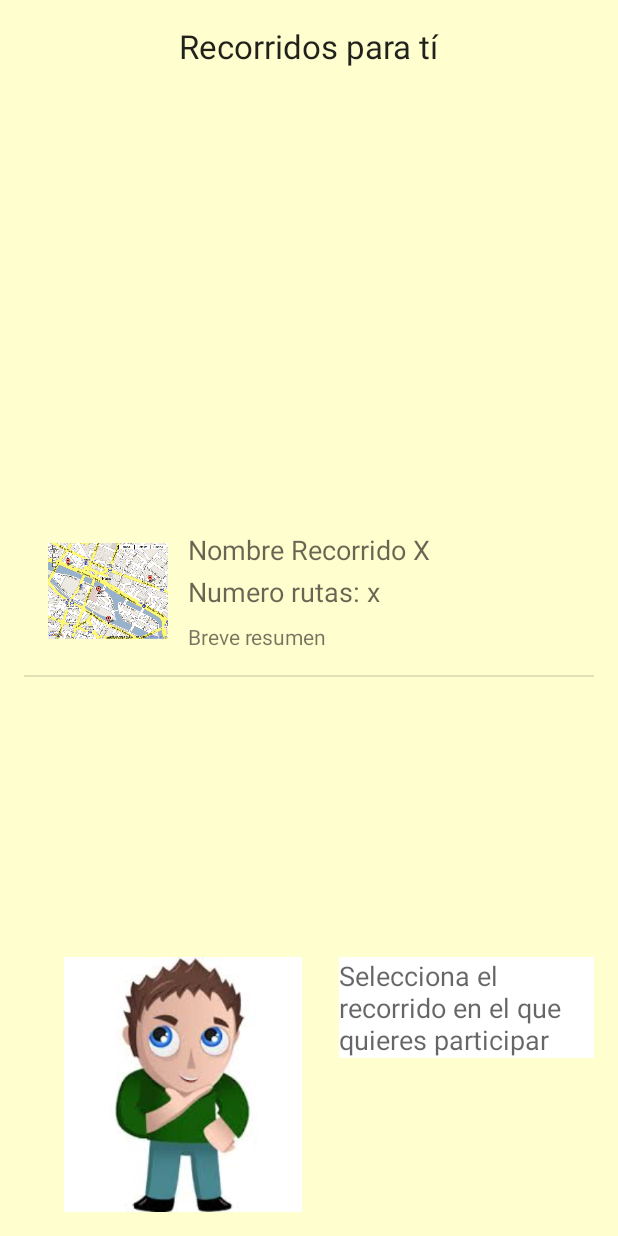
After one commit to lrdzero/TFG, an Android app: the RecorridosParaUsuario screen opened directly, with no data from a screen before it, on a phone screen of 412 x 824 dp. The commit adds this screen. Run offline under Robolectric (Android 15) with nearby library versions, the phone set to English and light mode, and no system bars.

Commit message:
Con parte de seleccion de recorrido

```diff
--- /dev/null
+++ b/app/src/main/java/com/example/lrdzero/tfg/DatosRyR.java
@@ -0,0 +1,41 @@
+package com.example.lrdzero.tfg;
+
+import android.graphics.drawable.Drawable;
+
+/**
+ * Created by lrdzero on 03/08/2015.
+ */
+public class DatosRyR {
+
+    private String name;
+    private String number;
+    private String description;
+    private String other;
+    private int image;
+
+
+    public DatosRyR(){
+
+    }
+
+    public DatosRyR(String aName, String aNumber, String aDescription, String anOther){
+        this.name=aName;
+        this.number=aNumber;
+        this.description=aDescription;
+        this.other=anOther;
+        this.image = R.drawable.f0907;
+
+    }
+
+
+
+    public String getName(){
+        return name;
+    }
+    public String getNumber(){return number;}
+    public String getDescription(){return description;}
+    public String getOther(){return other;}
+    public int getImage(){
+        return image;
+    }
+}
--- /dev/null
+++ b/app/src/main/java/com/example/lrdzero/tfg/RecorridosParaUsuario.java
@@ -0,0 +1,91 @@
+package com.example.lrdzero.tfg;
+
+import android.app.Activity;
+import android.graphics.Color;
+import android.graphics.drawable.Drawable;
+import android.support.v4.app.FragmentActivity;
+import android.support.v4.app.ListFragment;
+import android.support.v7.app.ActionBarActivity;
+import android.os.Bundle;
+import android.util.Log;
+import android.view.LayoutInflater;
+import android.view.Menu;
+import android.view.MenuItem;
+import android.view.View;
+import android.view.ViewGroup;
+import android.widget.Adapter;
+import android.widget.ArrayAdapter;
+import android.widget.ImageView;
+import android.widget.ListView;
+import android.widget.TextView;
+
+import java.io.DataInputStream;
+import java.io.DataOutputStream;
+import java.io.IOException;
+import java.net.Socket;
+import java.util.ArrayList;
+import java.util.List;
+
+import static com.example.lrdzero.tfg.R.drawable.f0907;
+
+
+public class RecorridosParaUsuario extends Activity {
+
+    private List<DatosRyR> dt = new ArrayList<DatosRyR>();
+    @Override
+    protected void onCreate(Bundle savedInstanceState) {
+        super.onCreate(savedInstanceState);
+        setContentView(R.layout.activity_recorridos_para_usuario);
+
+
+
+
+        Create();
+        ListaView();
+
+
+    }
+
+    public void Create(){
+
+
+        dt.add(new DatosRyR("RUTA PRIMERA", "23", "breve descripicon", "other"));
+    }
+
+    private void ListaView(){
+        ArrayAdapter<DatosRyR> adapter= new PlaceList();
+        ListView listView = (ListView)findViewById(R.id.listView2);
+        listView.setAdapter(adapter);
+    }
+
+    public class PlaceList extends ArrayAdapter<DatosRyR>{
+        public PlaceList(){
+            super(RecorridosParaUsuario.this,R.layout.activity_listas_con_imagen,dt);
+        }
+
+        public View getView(int position,View convertView, ViewGroup parent){
+            View intenView=convertView;
+            if(intenView == null){
+                intenView = getLayoutInflater().inflate(R.layout.activity_listas_con_imagen,parent,false);
+            }
+
+            //ImageView img = (ImageView) findViewById(R.id.imageView8);
+            TextView txt1 = (TextView) findViewById(R.id.NombreRecorrido);
+            TextView txt2 = (TextView) findViewById(R.id.nRutas);
+            TextView txt3 = (TextView) findViewById(R.id.textView7);
+
+            DatosRyR currentData = dt.get(position);
+
+           // img.setImageResource(currentData.getImage());
+
+           // txt1.setText("puta");
+            //txt2.setText("puta2");
+            //txt3.setText("puta3");
+
+            return intenView;
+        }
+
+    }
+
+
+}
--- /dev/null
+++ b/app/src/main/res/layout/activity_listas_con_imagen.xml
@@ -0,0 +1,46 @@
+<RelativeLayout xmlns:android="http://schemas.android.com/apk/res/android"
+    xmlns:tools="http://schemas.android.com/tools" android:layout_width="match_parent"
+    android:layout_height="match_parent" android:paddingLeft="@dimen/activity_horizontal_margin"
+    android:paddingRight="@dimen/activity_horizontal_margin"
+    android:paddingTop="@dimen/activity_vertical_margin"
+    android:paddingBottom="@dimen/activity_vertical_margin"
+    tools:context="com.example.lrdzero.tfg.ListasConImagen">
+
+    <ImageView
+        android:layout_width="80dp"
+        android:layout_height="80dp"
+        android:id="@+id/imageView8"
+        android:src="@drawable/f0907"
+        android:adjustViewBounds="true" />
+
+    <TextView
+        android:layout_width="wrap_content"
+        android:layout_height="wrap_content"
+        android:textAppearance="?android:attr/textAppearanceMedium"
+        android:text="Numero rutas: x"
+        android:id="@+id/nRutas"
+        android:layout_alignBottom="@+id/imageView8"
+        android:layout_alignLeft="@+id/NombreRecorrido"
+        android:layout_alignStart="@+id/NombreRecorrido"
+        android:layout_marginBottom="27dp" />
+
+    <TextView
+        android:layout_width="wrap_content"
+        android:layout_height="wrap_content"
+        android:textAppearance="?android:attr/textAppearanceMedium"
+        android:text="Nombre Recorrido X"
+        android:id="@+id/NombreRecorrido"
+        android:layout_alignParentTop="true"
+        android:layout_centerHorizontal="true" />
+
+    <TextView
+        android:layout_width="wrap_content"
+        android:layout_height="wrap_content"
+        android:textAppearance="?android:attr/textAppearanceSmall"
+        android:text="Breve resumen"
+        android:id="@+id/textView7"
+        android:layout_alignBottom="@+id/imageView8"
+        android:layout_alignLeft="@+id/nRutas"
+        android:layout_alignStart="@+id/nRutas" />
+
+</RelativeLayout>
--- /dev/null
+++ b/app/src/main/res/layout/activity_recorridos_para_usuario.xml
@@ -0,0 +1,53 @@
+<RelativeLayout xmlns:android="http://schemas.android.com/apk/res/android"
+    xmlns:tools="http://schemas.android.com/tools" android:layout_width="match_parent"
+    android:layout_height="match_parent" android:paddingLeft="@dimen/activity_horizontal_margin"
+    android:paddingRight="@dimen/activity_horizontal_margin"
+    android:paddingTop="@dimen/activity_vertical_margin"
+    android:paddingBottom="@dimen/activity_vertical_margin"
+    tools:context="com.example.lrdzero.tfg.RecorridosParaUsuario"
+    android:background="#FFFECF">
+
+    <TextView
+        android:layout_width="wrap_content"
+        android:layout_height="wrap_content"
+        android:textAppearance="?android:attr/textAppearanceLarge"
+        android:text="Recorridos para tí"
+        android:id="@+id/TextoRecorrido"
+        android:layout_alignParentTop="true"
+        android:layout_centerHorizontal="true" />
+
+    <ImageView
+        android:layout_width="160dp"
+        android:layout_height="170dp"
+        android:id="@+id/imageView7"
+        android:src="@drawable/guia2"
+        android:adjustViewBounds="true"
+        android:layout_alignParentBottom="true"
+        android:layout_alignParentLeft="true"
+        android:layout_alignParentStart="true"
+        android:layout_marginLeft="26dp"
+        android:layout_marginStart="26dp" />
+
+    <TextView
+        android:layout_width="wrap_content"
+        android:layout_height="wrap_content"
+        android:textAppearance="?android:attr/textAppearanceMedium"
+        android:text="Selecciona el recorrido en el que quieres participar"
+        android:id="@+id/TextoGuia"
+        android:layout_alignTop="@+id/imageView7"
+        android:layout_toRightOf="@+id/imageView7"
+        android:layout_toEndOf="@+id/imageView7"
+        android:layout_marginLeft="24dp"
+        android:layout_marginStart="24dp"
+        android:background="#ffffffff"
+        android:editable="false" />
+
+    <ListView
+        android:layout_width="400dp"
+        android:layout_height="300dp"
+        android:id="@+id/listView2"
+        android:layout_above="@+id/imageView7"
+        android:layout_centerHorizontal="true" />
+
+
+</RelativeLayout>
--- /dev/null
+++ b/app/src/main/res/menu/menu_listas.xml
@@ -0,0 +1,6 @@
+<menu xmlns:android="http://schemas.android.com/apk/res/android"
+    xmlns:app="http://schemas.android.com/apk/res-auto"
+    xmlns:tools="http://schemas.android.com/tools" tools:context="com.example.lrdzero.tfg.Listas">
+    <item android:id="@+id/action_settings" android:title="@string/action_settings"
+        android:orderInCategory="100" app:showAsAction="never" />
+</menu>
--- a/app/src/main/res/values/strings.xml
+++ b/app/src/main/res/values/strings.xml
@@ -8,4 +8,7 @@
     <string name="rb2">Mujer</string>
     <string name="title_activity_seleccion_recorridos">SeleccionRecorridos</string>
     <string name="title_activity_profile">ProfileActivity</string>
+    <string name="title_activity_recorridos_para_usuario">RecorridosParaUsuario</string>
+    <string name="title_activity_listas">Listas</string>
+    <string name="title_activity_listas_con_imagen">ListasConImagen</string>
 </resources>
```
Also changed, not shown: app/src/main/AndroidManifest.xml (+12 -0 lines), app/src/main/java/com/example/lrdzero/tfg/Listas.java (added, +39 -0 lines), app/src/main/java/com/example/lrdzero/tfg/ListasConImagen.java (added, +39 -0 lines), app/src/main/java/com/example/lrdzero/tfg/MainActivity.java (+19 -17 lines), app/src/main/java/com/example/lrdzero/tfg/SeleccionRecorridos.java (+30 -2 lines), app/src/main/res/layout/activity_listas.xml (added, +17 -0 lines), app/src/main/res/layout/activity_main.xml (+14 -9 lines), app/src/main/res/menu/menu_listas_con_imagen.xml (added, +7 -0 lines), app/src/main/res/menu/menu_recorridos_para_usuario.xml (added, +7 -0 lines), app/src/main/res/drawable/estadisticas.jpg (renamed from app/src/main/res/drawable/statistics-810022_1280.jpg), app/src/main/res/drawable/f0907.gif (added), app/src/main/res/drawable/guia2.jpg (added), 2 other files.
